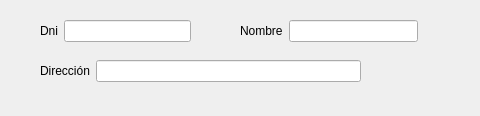
Before: the Qt Designer form ManagerM/ui_new_venta_boleta.ui in janfranco27/TheProyect, drawn with Qt 5.
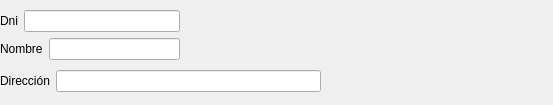
After: the same form once the commit is applied.

What changed in the file:
```diff
--- a/ManagerM/ui_new_venta_boleta.ui
+++ b/ManagerM/ui_new_venta_boleta.ui
@@ -6,22 +6,46 @@
    <rect>
     <x>0</x>
     <y>0</y>
-    <width>480</width>
-    <height>116</height>
+    <width>553</width>
+    <height>105</height>
    </rect>
   </property>
   <property name="windowTitle">
    <string>Form</string>
   </property>
-  <widget class="QWidget" name="layoutWidget_2">
+  <widget class="QWidget" name="layoutWidget">
    <property name="geometry">
     <rect>
-     <x>40</x>
-     <y>20</y>
-     <width>151</width>
+     <x>0</x>
+     <y>70</y>
+     <width>321</width>
      <height>22</height>
     </rect>
    </property>
+   <layout class="QHBoxLayout" name="horizontalLayout_2">
+    <item>
+     <widget class="QLabel" name="label_2">
+      <property name="text">
+       <string>Dirección</string>
+      </property>
+     </widget>
+    </item>
+    <item>
+     <widget class="QLineEdit" name="lineEdit_direccion"/>
+    </item>
+   </layout>
+  </widget>
+  <widget class="QWidget" name="layoutWidget">
+   <property name="geometry">
+    <rect>
+     <x>0</x>
+     <y>10</y>
+     <width>180</width>
+     <height>52</height>
+    </rect>
+   </property>
+   <layout class="QGridLayout" name="gridLayout">
+    <item row="0" column="0">
    <layout class="QHBoxLayout" name="horizontalLayout_3">
     <item>
      <widget class="QLabel" name="label_3">
@@ -31,19 +55,11 @@
      </widget>
     </item>
     <item>
-     <widget class="QLineEdit" name="lineEdit_3"/>
-    </item>
-   </layout>
-  </widget>
-  <widget class="QWidget" name="layoutWidget">
-   <property name="geometry">
-    <rect>
-     <x>240</x>
-     <y>20</y>
-     <width>178</width>
-     <height>22</height>
-    </rect>
-   </property>
+       <widget class="QLineEdit" name="lineEdit_dni"/>
+      </item>
+     </layout>
+    </item>
+    <item row="1" column="0">
    <layout class="QHBoxLayout" name="horizontalLayout">
     <item>
      <widget class="QLabel" name="label">
@@ -53,29 +69,9 @@
      </widget>
     </item>
     <item>
-     <widget class="QLineEdit" name="lineEdit"/>
-    </item>
-   </layout>
-  </widget>
-  <widget class="QWidget" name="">
-   <property name="geometry">
-    <rect>
-     <x>40</x>
-     <y>60</y>
-     <width>321</width>
-     <height>22</height>
-    </rect>
-   </property>
-   <layout class="QHBoxLayout" name="horizontalLayout_2">
-    <item>
-     <widget class="QLabel" name="label_2">
-      <property name="text">
-       <string>Dirección</string>
-      </property>
-     </widget>
-    </item>
-    <item>
-     <widget class="QLineEdit" name="lineEdit_2"/>
+       <widget class="QLineEdit" name="lineEdit_nombre"/>
+      </item>
+     </layout>
     </item>
    </layout>
   </widget>
```
Lines whose indentation alone changed are shown as unchanged.
